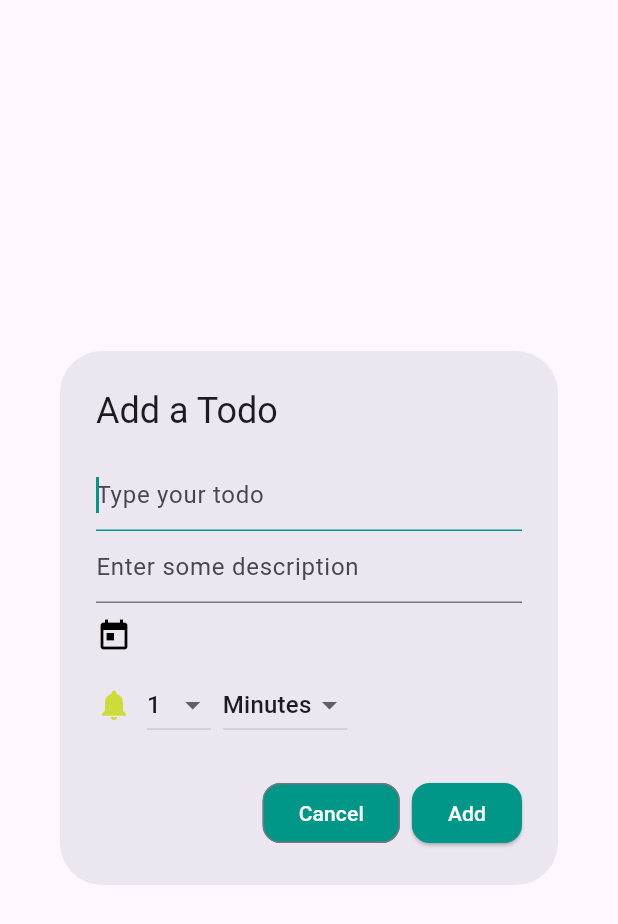
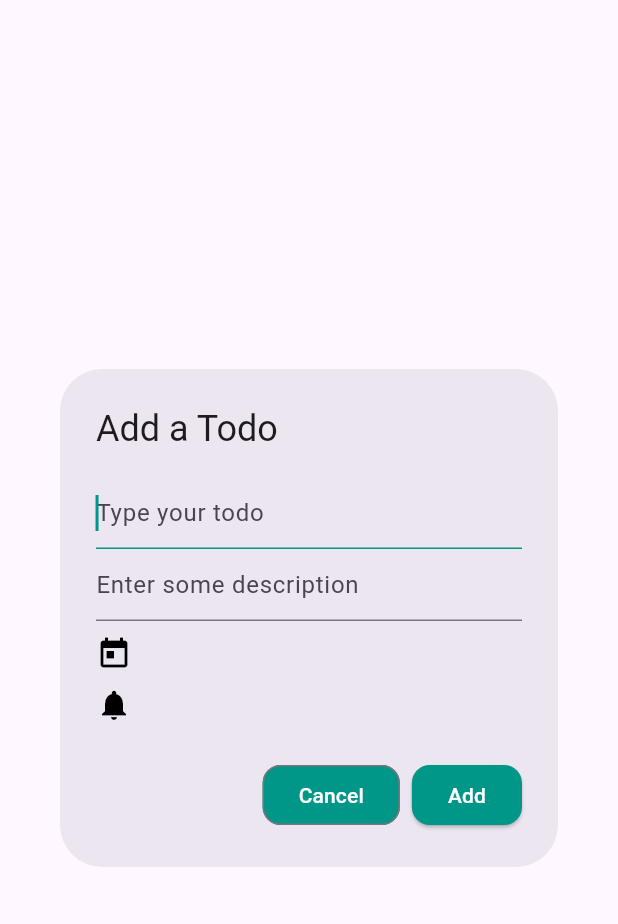
Before and after one commit to OrMizL/todo_app, a Flutter app: the AddTodoDialog widget shown alone on an empty page, opened directly, after a tap on the "notifications" icon, on a phone screen of 412 x 824 dp. Shown: the top 924 px of the screen. Run offline on Flutter 3.47's test engine with Material 3 defaults, Android fonts, the phone set to English and light mode, and no system bars; our stand-ins replace flutter_time_picker_spinner.

Commit message:
improvements on reminders

```diff
--- a/lib/src/widgets/add_todo_dialog.dart
+++ b/lib/src/widgets/add_todo_dialog.dart
@@ -18,8 +18,8 @@ class _AddTodoDialogState extends State<AddTodoDialog> {
 
   DateTime? selectedDue;
   bool notificationsOn = false;
-  int selectedReminderValue = 1; // Default value
-  String selectedReminderUnit = 'Minutes'; // Default unit
+  int? selectedReminderValue;
+  String? selectedReminderUnit;
 
   List<DropdownMenuItem<int>> reminderValueItems = List.generate(
     60,
@@ -47,6 +47,7 @@ class _AddTodoDialogState extends State<AddTodoDialog> {
     if (pickedDateTime != null) {
       setState(() {
         selectedDue = pickedDateTime;
+        notificationsOn = true;
       });
     }
   }
@@ -54,20 +55,26 @@ class _AddTodoDialogState extends State<AddTodoDialog> {
   DateTime? _getReminderDateTime() {
     switch (selectedReminderUnit) {
       case 'Minutes':
-        return selectedDue!.subtract(Duration(minutes: selectedReminderValue));
+        return selectedDue!.subtract(Duration(minutes: selectedReminderValue!));
       case 'Hours':
-        return selectedDue!.subtract(Duration(hours: selectedReminderValue));
+        return selectedDue!.subtract(Duration(hours: selectedReminderValue!));
       case 'Days':
-        return selectedDue!.subtract(Duration(days: selectedReminderValue));
+        return selectedDue!.subtract(Duration(days: selectedReminderValue!));
       default:
         return null;
     }
   }
 
   void _toggleNotifications() {
-    setState(() {
-      notificationsOn = !notificationsOn;
-    });
+    if (selectedDue != null) {
+      if (notificationsOn) {
+        selectedReminderValue = null;
+        selectedReminderUnit = null;
+      }
+      setState(() {
+        notificationsOn = !notificationsOn;
+      });
+    }
   }
 
   @override
@@ -156,20 +163,34 @@ class _AddTodoDialogState extends State<AddTodoDialog> {
                     Row(
                       children: <Widget>[
                         DropdownButton<int>(
-                          value: selectedReminderValue,
+                          value: selectedReminderValue ?? 1,
                           items: reminderValueItems,
                           onChanged: (value) => setState(() {
                             selectedReminderValue = value!;
                           }),
+                          style: const TextStyle(
+                            fontSize: 14,
+                            color: Colors.black,
+                          ),
                         ),
                         const SizedBox(width: 8),
                         DropdownButton<String>(
-                          value: selectedReminderUnit,
+                          value: selectedReminderUnit ?? 'Minutes',
                           items: reminderUnitItems,
                           onChanged: (value) => setState(() {
                             selectedReminderUnit = value!;
                           }),
+                          style: const TextStyle(
+                            fontSize: 14,
+                            color: Colors.black,
+                          ),
                         ),
+                        const Text(
+                          ' Before due date',
+                          style: TextStyle(
+                            fontSize: 14,
+                          ),
+                        )
                       ],
                     )
                 ],
```
